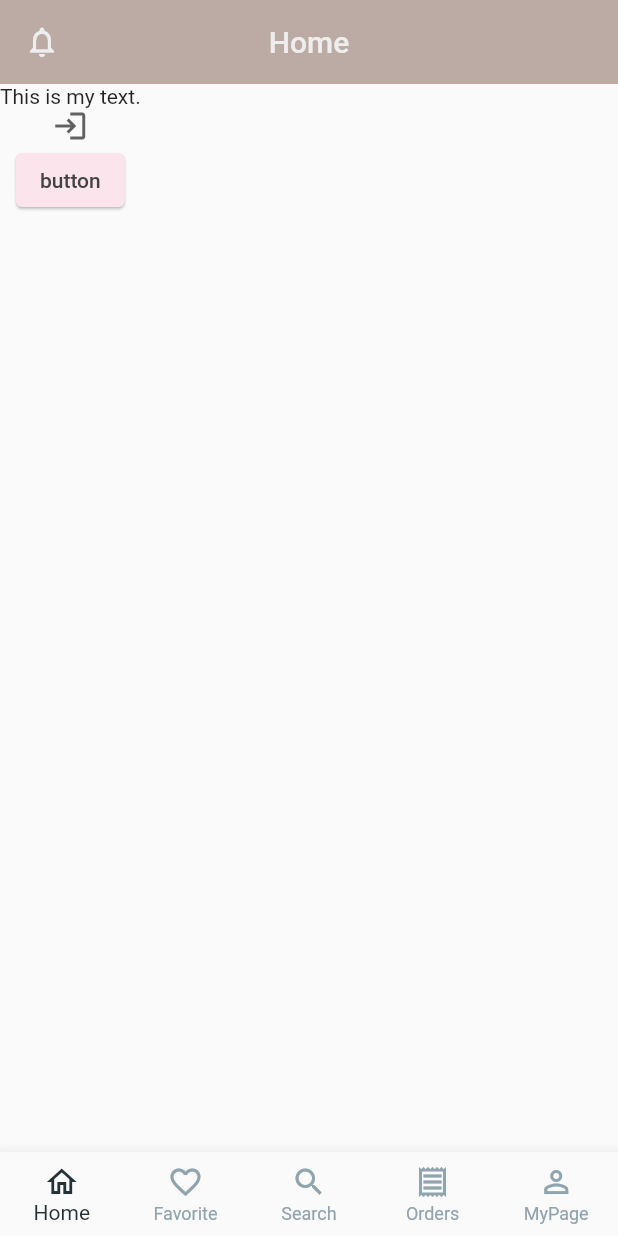
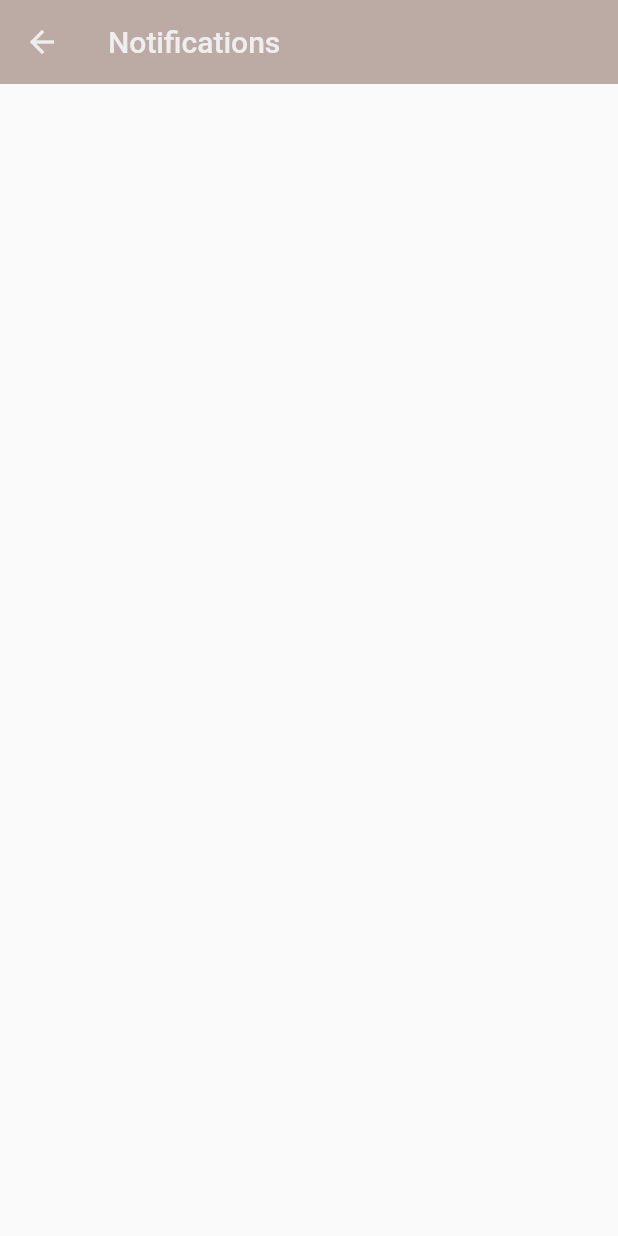
Before and after one commit to pincoin/flutter_ransabai, a Flutter app: the screen it shows after launch, after a tap on the "notifications" icon, on a phone screen of 412 x 824 dp. Run offline on Flutter 3.47's test engine with Material 2 defaults, Android fonts, the phone set to English and light mode, and no system bars.

Commit message:
my app bar widget

```diff
--- a/lib/common/constants.dart
+++ b/lib/common/constants.dart
@@ -5,3 +5,5 @@ const titleFavorite = 'Favorite';
 const titleSearch = 'Search';
 const titleOrders = 'Orders';
 const titleMyPage = 'MyPage';
+const titleSettings = 'Settings';
+const titleNotifications = 'Notifications';
--- a/lib/main.dart
+++ b/lib/main.dart
@@ -1,8 +1,8 @@
 import 'package:flutter/material.dart';
 
 import './screens/root_screen.dart';
+import '../common/app_theme.dart';
 import '../common/constants.dart';
-import 'common/app_theme.dart';
 
 void main() => runApp(const MyApp());
 
--- /dev/null
+++ b/lib/screens/notification_screen.dart
@@ -0,0 +1,14 @@
+import 'package:flutter/material.dart';
+
+import '../common/constants.dart';
+
+class NotificationScreen extends StatelessWidget {
+  const NotificationScreen({Key? key}) : super(key: key);
+
+  @override
+  Widget build(BuildContext context) {
+    return Scaffold(
+      appBar: AppBar(title: const Text(titleNotifications)),
+    );
+  }
+}
--- a/lib/screens/tab_screen.dart
+++ b/lib/screens/tab_screen.dart
@@ -1,6 +1,7 @@
 import 'package:flutter/material.dart';
 
 import '../common/constants.dart';
+import '../widgets/my_app_bar.dart';
 
 class TabScreen extends StatefulWidget {
   const TabScreen({Key? key}) : super(key: key);
@@ -12,60 +13,10 @@ class TabScreen extends StatefulWidget {
 class _TabScreenState extends State<TabScreen> {
   int currentIndex = 0;
 
-  final _appBars = [
-    AppBar(
-      title: const Text(titleHome),
-      centerTitle: true,
-      leading: IconButton(
-        icon: const Icon(Icons.notifications_outlined),
-        onPressed: () {},
-      ),
-    ),
-    AppBar(
-      title: const Text(titleFavorite),
-      centerTitle: true,
-    ),
-    AppBar(
-      title: const TextField(
-        decoration: InputDecoration(
-          prefixIcon: Icon(
-            Icons.search,
-            color: Colors.white,
-          ),
-          hintText: titleSearch,
-          hintStyle: TextStyle(
-            color: Colors.white,
-            fontSize: 20,
-          ),
-          border: UnderlineInputBorder(),
-        ),
-      ),
-      centerTitle: true,
-    ),
-    AppBar(
-      title: const Text(titleOrders),
-      centerTitle: true,
-    ),
-    AppBar(
-      title: const Text(titleMyPage),
-      centerTitle: true,
-      leading: IconButton(
-        icon: const Icon(Icons.notifications_outlined),
-        onPressed: () {},
-      ),
-      actions: [
-        IconButton(
-          icon: const Icon(Icons.settings),
-          onPressed: () {},
-        )
-      ],
-    ),
-  ];
-
   @override
   Widget build(BuildContext context) {
     return Scaffold(
-      appBar: _appBars[currentIndex],
+      appBar: MyAppBar(currentIndex),
       body: Column(
         children: [
           Text('This is my text.'),
--- /dev/null
+++ b/lib/widgets/my_app_bar.dart
@@ -0,0 +1,80 @@
+import 'package:flutter/material.dart';
+
+import '../common/constants.dart';
+import '../screens/notification_screen.dart';
+import '../screens/settings_screen.dart';
+
+class MyAppBar extends StatelessWidget implements PreferredSizeWidget {
+  final int index;
+
+  const MyAppBar(this.index, {Key? key}) : super(key: key);
+
+  @override
+  Widget build(BuildContext context) {
+    var appBars = [
+      AppBar(
+        title: const Text(titleHome),
+        centerTitle: true,
+        leading: IconButton(
+          icon: const Icon(Icons.notifications_outlined),
+          onPressed: () => _notificationHandler(context),
+        ),
+      ),
+      AppBar(
+        title: const Text(titleFavorite),
+        centerTitle: true,
+      ),
+      AppBar(
+        title: const TextField(
+          decoration: InputDecoration(
+            prefixIcon: Icon(
+              Icons.search,
+              color: Colors.white,
+            ),
+            hintText: titleSearch,
+            hintStyle: TextStyle(
+              color: Colors.white,
+              fontSize: 20,
+            ),
+            border: UnderlineInputBorder(),
+          ),
+        ),
+        centerTitle: true,
+      ),
+      AppBar(
+        title: const Text(titleOrders),
+        centerTitle: true,
+      ),
+      AppBar(
+        title: const Text(titleMyPage),
+        centerTitle: true,
+        leading: IconButton(
+          icon: const Icon(Icons.notifications_outlined),
+          onPressed: () => _notificationHandler(context),
+        ),
+        actions: [
+          IconButton(
+            icon: const Icon(Icons.settings),
+            onPressed: () => _settingsHandler(context),
+          )
+        ],
+      )
+    ];
+    return appBars[index];
+  }
+
+  @override
+  Size get preferredSize => const Size.fromHeight(kToolbarHeight);
+
+  void _notificationHandler(BuildContext context) {
+    Navigator.push(context, MaterialPageRoute(builder: (_) {
+      return const NotificationScreen();
+    }));
+  }
+
+  void _settingsHandler(BuildContext context) {
+    Navigator.push(context, MaterialPageRoute(builder: (_) {
+      return const SettingsScreen();
+    }));
+  }
+}
```
Also changed, not shown: lib/screens/settings_screen.dart (added, +14 -0 lines).
